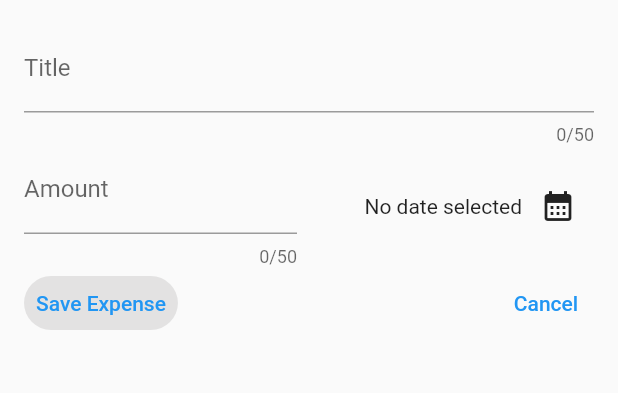
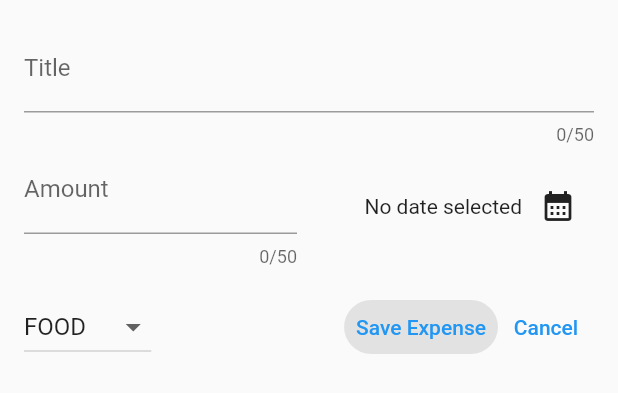
Before and after one commit to CongNQ-Dev/flutter-expense-tracker, a Flutter app: the NewExpense widget shown alone on an empty page, opened directly, on a phone screen of 412 x 824 dp. Shown: the top 393 px of the screen. Run offline on Flutter 3.47's test engine with Material 2 defaults, Android fonts, the phone set to English and light mode, and no system bars.

Commit message:
Adding a Dropdown Button

```diff
--- a/lib/widget/new_expense.dart
+++ b/lib/widget/new_expense.dart
@@ -11,6 +11,7 @@ class NewExpense extends StatefulWidget {
 class _NewExpenseState extends State<NewExpense> {
   final _titleController = TextEditingController();
   final _amountController = TextEditingController();
+  Category _selectedCategory = Category.food;
   DateTime? _selectedDate;
   void _presentDatePicker() async {
     final now = DateTime.now();
@@ -80,13 +81,26 @@ class _NewExpenseState extends State<NewExpense> {
               ),
             )
           ]),
+          const SizedBox(height: 16),
           Row(
-            mainAxisAlignment: MainAxisAlignment.spaceBetween,
             children: [
+              DropdownButton(
+                  value: _selectedCategory,
+                  items: Category.values
+                      .map((category) => DropdownMenuItem(
+                          value: category,
+                          child: Text(category.name.toUpperCase())))
+                      .toList(),
+                  onChanged: (value) {
+                    setState(() {
+                      _selectedCategory = value!;
+                    });
+                  }),
+              const Spacer(),
               TextButton(
                   style: ButtonStyle(
                       backgroundColor: MaterialStateProperty.all(
-                          Color.fromARGB(40, 104, 100, 100)),
+                          Color.fromRGBO(104, 100, 100, 0.157)),
                       shape: MaterialStateProperty.all<RoundedRectangleBorder>(
                           RoundedRectangleBorder(
                         borderRadius: BorderRadius.circular(18.0),
```
